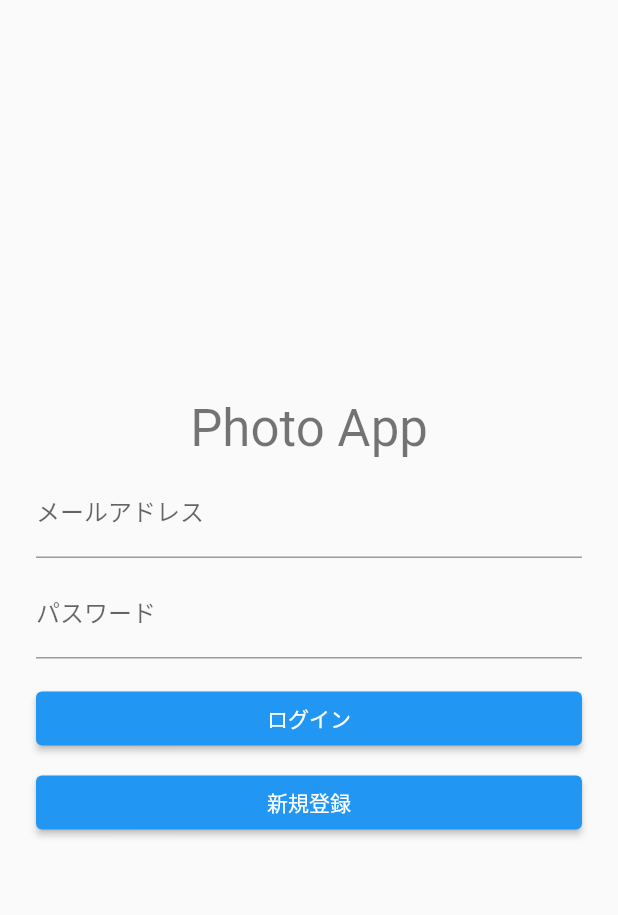
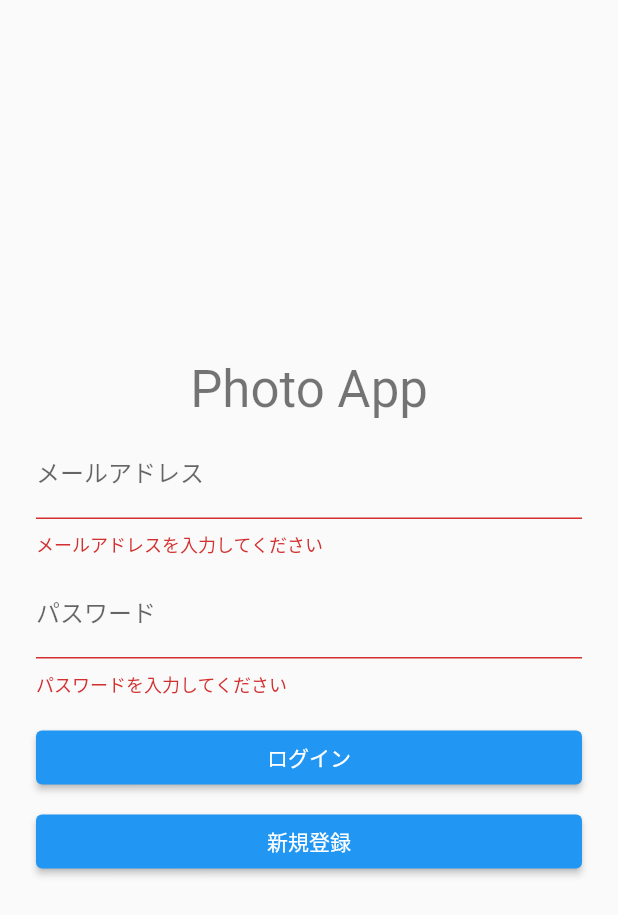
Before and after one commit to YukiOnishi1129/flutter_firebase_sample_app_practice, a Flutter app: the screen it shows after launch, after a tap on "ログイン", on a phone screen of 412 x 824 dp. Shown: the top 915 px of the screen. Run offline on Flutter 3.47's test engine with Material 2 defaults, Android fonts, the phone set to English and light mode, and no system bars.

Commit message:
ログイン画面のバリデーション

```diff
--- a/lib/sign_in_screen.dart
+++ b/lib/sign_in_screen.dart
@@ -1,5 +1,4 @@
 import 'package:flutter/material.dart';
-import 'package:flutter/services.dart';
 
 class SignInScreen extends StatefulWidget {
   const SignInScreen({Key? key}) : super(key: key);
@@ -9,10 +8,29 @@ class SignInScreen extends StatefulWidget {
 }
 
 class _SignInScreenState extends State<SignInScreen> {
+  final GlobalKey<FormState> _formKey = GlobalKey<FormState>();
+
+  void _onSignIn() {
+    //  入力内容を確認する
+    if (_formKey.currentState?.validate() != true) {
+      //  エラーメッセージがあるため処理を中断する
+      return;
+    }
+  }
+
+  void _onSignUp() {
+    //  入力内容を確認する
+    if (_formKey.currentState?.validate() != true) {
+      return;
+    }
+  }
+
   @override
   Widget build(BuildContext context) {
     return Scaffold(
-      body: Center(
+      body: Form(
+        key: _formKey,
+        child: Center(
           child: Padding(
             padding: const EdgeInsets.symmetric(horizontal: 24),
             child: Column(
@@ -28,17 +46,31 @@ class _SignInScreenState extends State<SignInScreen> {
                 ),
                 //  入力フォーム(メールアドレス)
                 TextFormField(
-                decoration: InputDecoration(labelText: 'メールアドレス'),
+                  decoration: const InputDecoration(labelText: 'メールアドレス'),
                   keyboardType: TextInputType.emailAddress,
+                  validator: (String? value) {
+                    if (value?.isEmpty == true) {
+                      //  問題があるときはメッセージを返す
+                      return 'メールアドレスを入力してください';
+                    }
+                    return null;
+                  },
                 ),
                 const SizedBox(
                   height: 8,
                 ),
                 //  入力フォーム(パスワード)
                 TextFormField(
-                decoration: InputDecoration(labelText: 'パスワード'),
+                  decoration: const InputDecoration(labelText: 'パスワード'),
                   keyboardType: TextInputType.visiblePassword,
                   obscureText: true,
+                  validator: (String? value) {
+                    //  パスワードが入力されていない時
+                    if (value?.isEmpty == true) {
+                      return 'パスワードを入力してください';
+                    }
+                    return null;
+                  },
                 ),
                 const SizedBox(
                   height: 16,
@@ -47,8 +79,8 @@ class _SignInScreenState extends State<SignInScreen> {
                   width: double.infinity,
                   //  ボタン
                   child: ElevatedButton(
-                  onPressed: () => {},
-                  child: Text('ログイン'),
+                    onPressed: () => _onSignIn(),
+                    child: const Text('ログイン'),
                   ),
                 ),
                 const SizedBox(
@@ -58,14 +90,15 @@ class _SignInScreenState extends State<SignInScreen> {
                   width: double.infinity,
                   //  ボタン(新規登録)
                   child: ElevatedButton(
-                  onPressed: () => {},
-                  child: Text('新規登録'),
+                    onPressed: () => _onSignUp(),
+                    child: const Text('新規登録'),
                   ),
                 )
               ],
             ),
           ),
         ),
+      ),
     );
   }
 }
```
Lines whose indentation alone changed are shown as unchanged.
